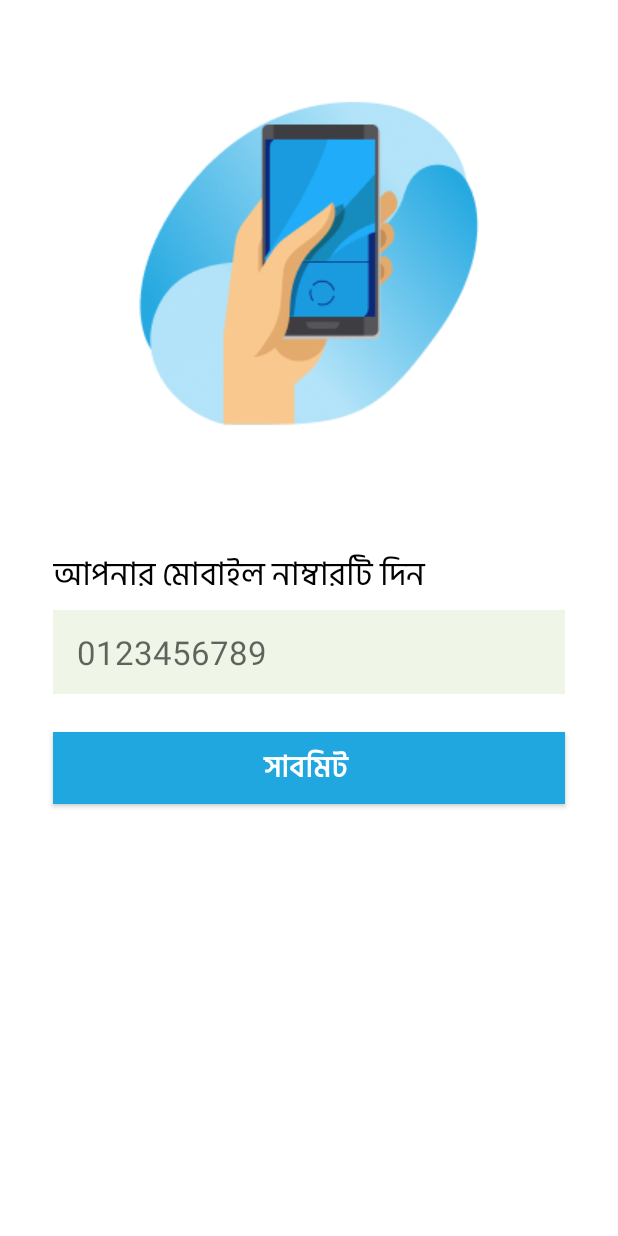
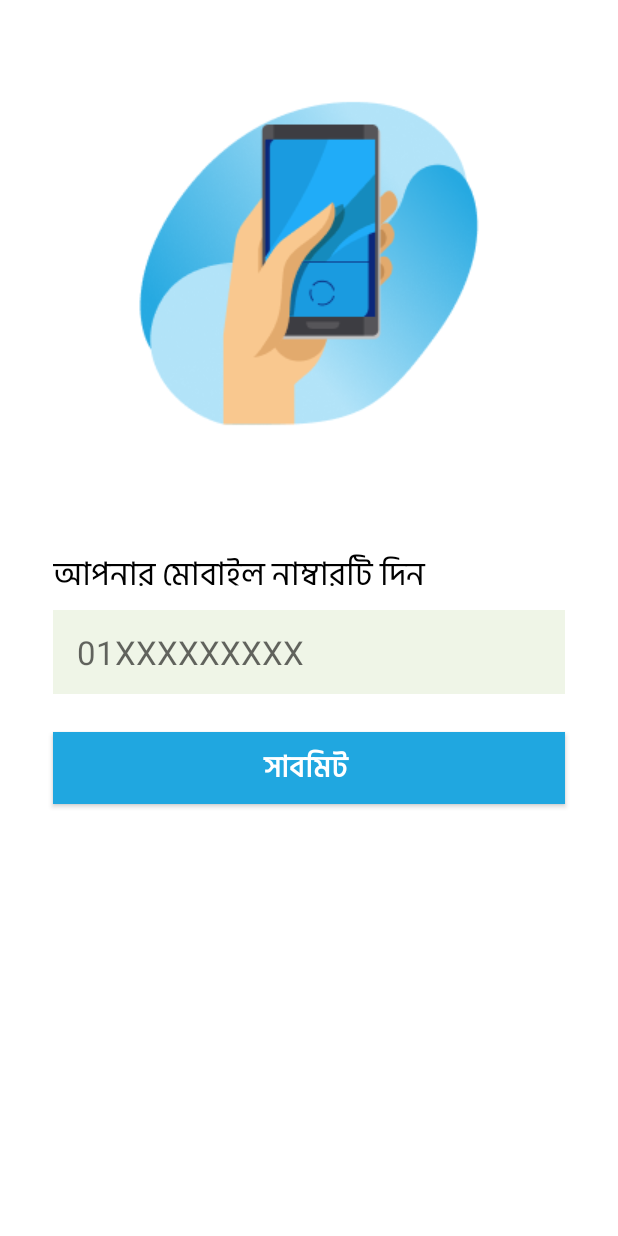
Before and after one commit to farhansadikgalib/Charity, an Android app: the fragment PhoneFragment placed in its activity, on a phone screen of 412 x 824 dp. Run offline under Robolectric (Android 15) with nearby library versions, the phone set to English and light mode, and no system bars; our stand-ins replace Volley; network calls fail.

Commit message:
all application activity recyclerview's problem solved also progressbar added and fragment phon's design is changed.

```diff
--- a/app/build.gradle
+++ b/app/build.gradle
@@ -51,4 +51,6 @@ dependencies {
     implementation 'com.android.volley:volley:1.1.1'
     implementation 'com.squareup.picasso:picasso:2.71828'
 
+    implementation 'com.github.bumptech.glide:glide:4.11.0'
+
 }
--- a/app/src/main/AndroidManifest.xml
+++ b/app/src/main/AndroidManifest.xml
@@ -5,6 +5,7 @@
     <uses-permission android:name="android.permission.INTERNET" />
 
     <application
+
         android:allowBackup="true"
         android:usesCleartextTraffic="true"
         android:icon="@drawable/square_logo"
@@ -35,7 +36,6 @@
         <activity android:name=".SplashScreen">
             <intent-filter>
                 <action android:name="android.intent.action.MAIN" />
-
                 <category android:name="android.intent.category.LAUNCHER" />
             </intent-filter>
         </activity>
--- a/app/src/main/java/com/farhan/charity/Fragment/SignInFragment.java
+++ b/app/src/main/java/com/farhan/charity/Fragment/SignInFragment.java
@@ -13,6 +13,7 @@ import android.widget.Button;
 import android.widget.CheckBox;
 import android.widget.EditText;
 import android.widget.FrameLayout;
+import android.widget.ProgressBar;
 import android.widget.TextView;
 import android.widget.Toast;
 
@@ -64,6 +65,7 @@ public class SignInFragment extends Fragment {
     private FrameLayout parentFrameLayout;
     String phone,password ;
     private RequestQueue mRequestQueue;
+    private ProgressBar progress_circular;
 
     ArrayList<LogInModelClass> logInModelClasses;
 
@@ -78,6 +80,7 @@ public class SignInFragment extends Fragment {
         checkBox = view.findViewById(R.id.remenbercheckbox);
         forgetPass = view.findViewById(R.id.forgetPass);
         parentFrameLayout = getActivity().findViewById(R.id.registration_framelayout);
+        progress_circular=view.findViewById(R.id.progress_circular);
 
 
         signInBtn.setOnClickListener(new View.OnClickListener() {
@@ -85,6 +88,7 @@ public class SignInFragment extends Fragment {
             public void onClick(View v) {
                  phone = phoneET.getText().toString().trim();
                  password = passwordET.getText().toString().trim();
+                 progress_circular.setVisibility(View.VISIBLE);
                  parseJSON();
 
                 if(c == 1 ) {
@@ -93,6 +97,7 @@ public class SignInFragment extends Fragment {
 
             }
         });
+
 
 
         forgetPass.setOnClickListener(new View.OnClickListener() {
@@ -196,7 +201,8 @@ public class SignInFragment extends Fragment {
                 }
                 catch (Exception e) {
                     e.printStackTrace();
-                  Toast.makeText(getContext(), "আপনি ভুল মোবাইল নাম্বার অথবা পাসওয়ার্ড দিয়াছেন", Toast.LENGTH_SHORT).show();
+                     Toast.makeText(getContext(), "আপনি ভুল মোবাইল নাম্বার অথবা পাসওয়ার্ড দিয়াছেন", Toast.LENGTH_SHORT).show();
+                     progress_circular.setVisibility(View.GONE);
 
                 }
 
--- a/app/src/main/java/com/farhan/charity/ProfilewithPermanentAddressActivity.java
+++ b/app/src/main/java/com/farhan/charity/ProfilewithPermanentAddressActivity.java
@@ -72,6 +72,7 @@ public class ProfilewithPermanentAddressActivity extends AppCompatActivity {
             @Override
             public void onTabSelected(TabLayout.Tab tab) {
                 viewPager.setCurrentItem(tab.getPosition());
+
 
             }
 
--- a/app/src/main/res/layout/fragment_phone.xml
+++ b/app/src/main/res/layout/fragment_phone.xml
@@ -51,7 +51,7 @@
         android:layout_marginRight="35dp"
         android:background="#EFF5E7"
         android:textSize="22dp"
-        android:hint="   0123456789"
+        android:hint="   01XXXXXXXXX"
         android:inputType="number"/>
 
 
```
Also changed, not shown: app/src/main/java/com/farhan/charity/Adapter/Adapter_item1.java (+10 -9 lines), app/src/main/res/layout/fragment_sign_in.xml (+9 -2 lines).
